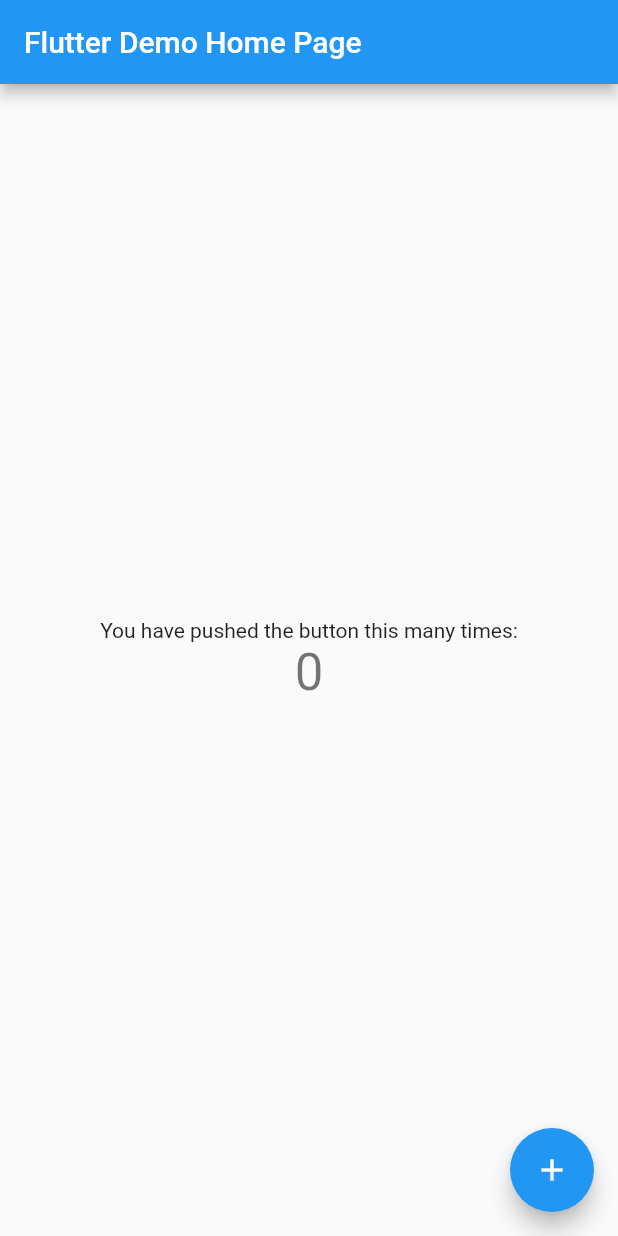
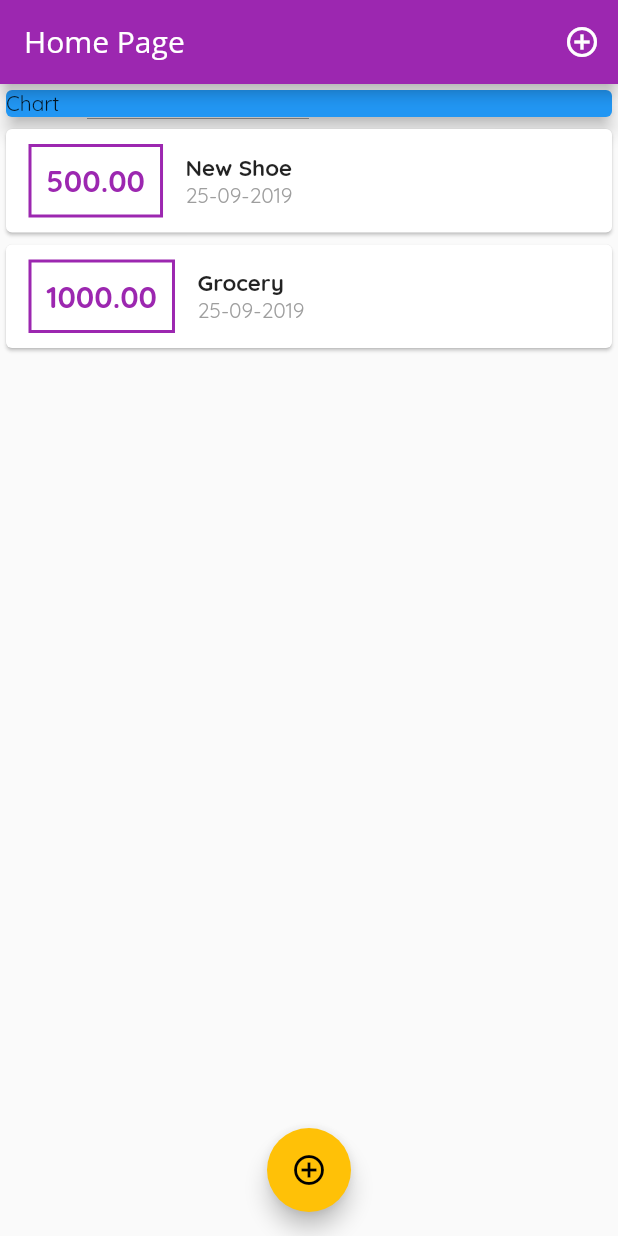
Before and after one commit to Rakesh8878/expense_manager, a Flutter app: the screen it shows after launch, on a phone screen of 412 x 824 dp. Run offline on Flutter 3.47's test engine with Material 2 defaults, Android fonts, the phone set to English and light mode, and no system bars.

Commit message:
First layout generated
Basic layout generated

```diff
--- a/lib/main.dart
+++ b/lib/main.dart
@@ -1,111 +1,27 @@
+import 'package:expense_manager/pages/home_page.dart';
 import 'package:flutter/material.dart';
 
 void main() => runApp(MyApp());
 
 class MyApp extends StatelessWidget {
-  // This widget is the root of your application.
   @override
   Widget build(BuildContext context) {
     return MaterialApp(
-      title: 'Flutter Demo',
+      title: "Personal Exppenses",
       theme: ThemeData(
-        // This is the theme of your application.
-        //
-        // Try running your application with "flutter run". You'll see the
-        // application has a blue toolbar. Then, without quitting the app, try
-        // changing the primarySwatch below to Colors.green and then invoke
-        // "hot reload" (press "r" in the console where you ran "flutter run",
-        // or simply save your changes to "hot reload" in a Flutter IDE).
-        // Notice that the counter didn't reset back to zero; the application
-        // is not restarted.
-        primarySwatch: Colors.blue,
+        primarySwatch: Colors.purple,
+        accentColor: Colors.amber,
+        fontFamily: 'Quicksand',
+        appBarTheme: AppBarTheme(
+          textTheme: ThemeData.light().textTheme.copyWith(title: TextStyle(
+            fontFamily: 'OpenSans',
+            fontSize: 20
+          ),
+        ),
       ),
-      home: MyHomePage(title: 'Flutter Demo Home Page'),
+      ),
+      debugShowCheckedModeBanner: false,
+      home: HomePage(),
     );
   }
 }
-
-class MyHomePage extends StatefulWidget {
-  MyHomePage({Key key, this.title}) : super(key: key);
-
-  // This widget is the home page of your application. It is stateful, meaning
-  // that it has a State object (defined below) that contains fields that affect
-  // how it looks.
-
-  // This class is the configuration for the state. It holds the values (in this
-  // case the title) provided by the parent (in this case the App widget) and
-  // used by the build method of the State. Fields in a Widget subclass are
-  // always marked "final".
-
-  final String title;
-
-  @override
-  _MyHomePageState createState() => _MyHomePageState();
-}
-
-class _MyHomePageState extends State<MyHomePage> {
-  int _counter = 0;
-
-  void _incrementCounter() {
-    setState(() {
-      // This call to setState tells the Flutter framework that something has
-      // changed in this State, which causes it to rerun the build method below
-      // so that the display can reflect the updated values. If we changed
-      // _counter without calling setState(), then the build method would not be
-      // called again, and so nothing would appear to happen.
-      _counter++;
-    });
-  }
-
-  @override
-  Widget build(BuildContext context) {
-    // This method is rerun every time setState is called, for instance as done
-    // by the _incrementCounter method above.
-    //
-    // The Flutter framework has been optimized to make rerunning build methods
-    // fast, so that you can just rebuild anything that needs updating rather
-    // than having to individually change instances of widgets.
-    return Scaffold(
-      appBar: AppBar(
-        // Here we take the value from the MyHomePage object that was created by
-        // the App.build method, and use it to set our appbar title.
-        title: Text(widget.title),
-      ),
-      body: Center(
-        // Center is a layout widget. It takes a single child and positions it
-        // in the middle of the parent.
-        child: Column(
-          // Column is also a layout widget. It takes a list of children and
-          // arranges them vertically. By default, it sizes itself to fit its
-          // children horizontally, and tries to be as tall as its parent.
-          //
-          // Invoke "debug painting" (press "p" in the console, choose the
-          // "Toggle Debug Paint" action from the Flutter Inspector in Android
-          // Studio, or the "Toggle Debug Paint" command in Visual Studio Code)
-          // to see the wireframe for each widget.
-          //
-          // Column has various properties to control how it sizes itself and
-          // how it positions its children. Here we use mainAxisAlignment to
-          // center the children vertically; the main axis here is the vertical
-          // axis because Columns are vertical (the cross axis would be
-          // horizontal).
-          mainAxisAlignment: MainAxisAlignment.center,
-          children: <Widget>[
-            Text(
-              'You have pushed the button this many times:',
-            ),
-            Text(
-              '$_counter',
-              style: Theme.of(context).textTheme.display1,
-            ),
-          ],
-        ),
-      ),
-      floatingActionButton: FloatingActionButton(
-        onPressed: _incrementCounter,
-        tooltip: 'Increment',
-        child: Icon(Icons.add),
-      ), // This trailing comma makes auto-formatting nicer for build methods.
-    );
-  }
-}
--- /dev/null
+++ b/lib/models/transaction.dart
@@ -0,0 +1,11 @@
+import 'package:flutter/foundation.dart';
+
+class Transaction {
+  final String id;
+  final String title;
+  final double amount;
+  final DateTime date;
+
+  Transaction({@required this.id,@required this.title,@required this.amount,@required this.date});
+
+}
--- /dev/null
+++ b/lib/pages/home_page.dart
@@ -0,0 +1,75 @@
+import 'package:expense_manager/models/transaction.dart';
+import 'package:expense_manager/widgets/new_transaction.dart';
+import 'package:expense_manager/widgets/transaction_list.dart';
+import 'package:flutter/material.dart';
+
+class HomePage extends StatefulWidget {
+
+  @override
+  _HomePageState createState() => _HomePageState();
+}
+
+class _HomePageState extends State<HomePage> {
+
+  final List<Transaction> _userTranscations = [
+    Transaction(id: 't1', title: 'New Shoe', amount: 500, date: DateTime.now()),
+    Transaction(id: 't2', title: 'Grocery', amount: 1000, date: DateTime.now())
+  ];
+
+  void _addnewTranscation(String tilte, double amount){
+    final newTxn = Transaction(title: tilte, amount: amount, date: DateTime.now(), id: DateTime.now().toString());
+    setState(() {
+     this._userTranscations.add(newTxn);
+    });
+  }
+
+  void _startAddNewTransaction(BuildContext context){
+    showModalBottomSheet(
+      context: context,
+      builder: (_) {
+        return NewTransaction(_addnewTranscation);
+      }
+    );
+  }
+
+  @override
+  Widget build(BuildContext context) {
+    return Scaffold(
+      appBar: AppBar(
+        title: Text("Home Page"),
+        actions: <Widget>[
+          IconButton(
+            icon: Icon(
+              Icons.add_circle_outline,
+            ),
+            onPressed: () => _startAddNewTransaction(context),
+          ),
+        ],
+      ),
+      body: SingleChildScrollView(
+        child: Column(
+          //  mainAxisAlignment: MainAxisAlignment.spaceAround,
+          crossAxisAlignment: CrossAxisAlignment.stretch,
+          children: <Widget>[
+            Container(
+              width: double.infinity,
+              child: Card(
+                color: Colors.blue,
+                child: Text("Chart"),
+                elevation: 5,
+              ),
+            ),
+            TransactionList(_userTranscations),
+          ],
+        ),
+      ),
+      floatingActionButtonLocation: FloatingActionButtonLocation.centerFloat,
+      floatingActionButton: FloatingActionButton(
+        onPressed: () => _startAddNewTransaction(context),
+        child: Icon(
+          Icons.add_circle_outline
+        ),
+      ),
+    );
+  }
+}
--- /dev/null
+++ b/lib/widgets/transaction_list.dart
@@ -0,0 +1,59 @@
+import 'package:expense_manager/models/transaction.dart';
+import 'package:flutter/material.dart';
+import 'package:intl/intl.dart';
+
+class TransactionList extends StatelessWidget {
+
+  final List<Transaction> transcations;
+
+  TransactionList(this.transcations);
+
+  @override
+  Widget build(BuildContext context) {
+    return Container(
+      height: 300,
+          child: ListView.builder(
+            itemBuilder: (BuildContext context, int index){
+              return Card(
+                  child: Row(
+                    children: <Widget>[
+                      Container(
+                        margin:
+                            EdgeInsets.symmetric(vertical: 10, horizontal: 15),
+                        padding: EdgeInsets.all(10),
+                        decoration: BoxDecoration(
+                            border: Border.all(
+                          color: Theme.of(context).primaryColor,
+                          width: 2,
+                        )),
+                        child: Text(
+                          '${transcations[index].amount.toStringAsFixed(2)}',
+                          style: TextStyle(
+                              fontWeight: FontWeight.bold,
+                              fontSize: 20,
+                              color: Theme.of(context).primaryColor),
+                        ),
+                      ),
+                      Column(
+                        crossAxisAlignment: CrossAxisAlignment.start,
+                        children: <Widget>[
+                          Text(
+                            transcations[index].title,
+                            style: TextStyle(
+                                fontSize: 15, fontWeight: FontWeight.bold),
+                          ),
+                          Text(
+                            DateFormat('dd-MM-yyyy').format(transcations[index].date),
+                            style: TextStyle(color: Colors.grey),
+                          ),
+                        ],
+                      ),
+                    ],
+                  ),
+                );
+            },
+            itemCount: transcations.length,
+            ),
+    );
+  }
+}
```
Also changed, not shown: lib/widgets/new_transaction.dart (added, +68 -0 lines), pubspec.yaml (+14 -12 lines), assets/fonts/OpenSans-Bold.ttf (added), assets/fonts/OpenSans-Regular.ttf (added), assets/fonts/Quicksand-Bold.ttf (added), assets/fonts/Quicksand-Light.ttf (added), assets/fonts/Quicksand-Medium.ttf (added), assets/fonts/Quicksand-Regular.ttf (added), pubspec.lock.
